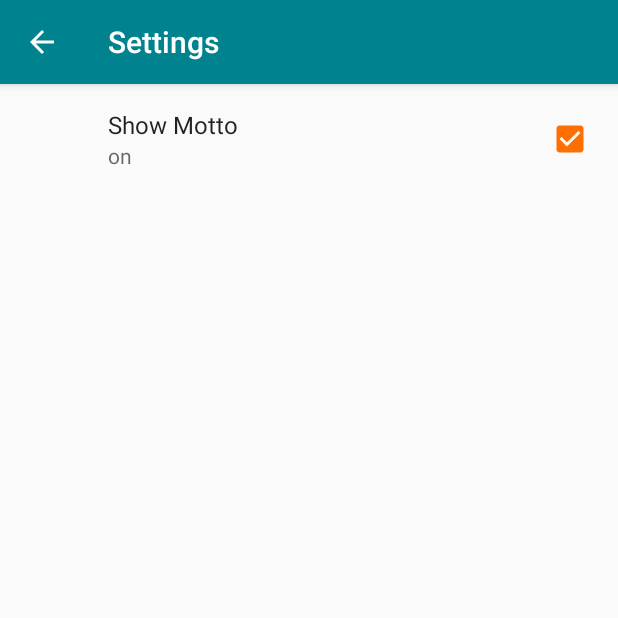
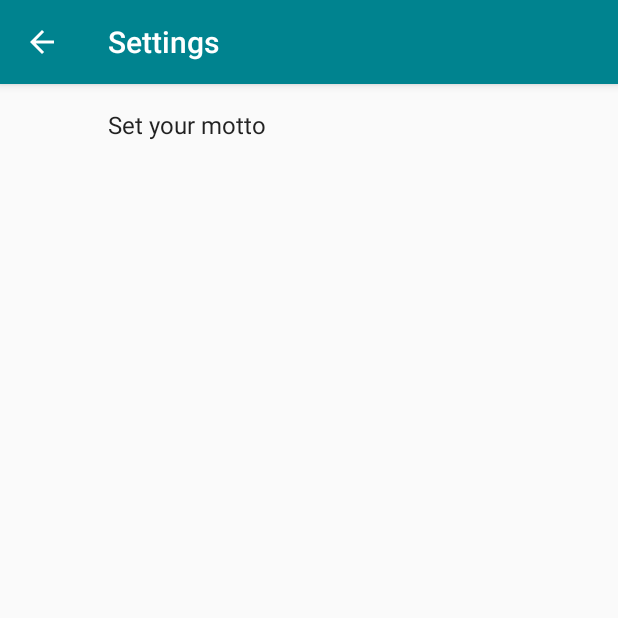
Before and after one commit to xuhong98/FocusTime, an Android app: the screen it shows after launch (SettingsActivity), in the options menu, after a tap on "Settings", on a phone screen of 412 x 824 dp, the top half of it. Run offline under Robolectric (Android 15) with nearby library versions, the light colour scheme and no system bars; our stand-ins replace androidx.preference.

Commit message:
Add setting for customized motto

```diff
--- a/app/src/main/java/com/example/mango/focustime/Activity/FocusModeActivity.java
+++ b/app/src/main/java/com/example/mango/focustime/Activity/FocusModeActivity.java
@@ -108,6 +108,8 @@ public class FocusModeActivity extends AppCompatActivity implements LinearTimer.
         sharedPreferences = PreferenceManager.getDefaultSharedPreferences(this);
         // Register the listener
         sharedPreferences.registerOnSharedPreferenceChangeListener(this);
+
+        loadMottoFromSharedPreferences(sharedPreferences);
     }
 
     @Override
@@ -153,13 +155,15 @@ public class FocusModeActivity extends AppCompatActivity implements LinearTimer.
 
     @Override
     public void onSharedPreferenceChanged(SharedPreferences sharedPreferences, String key) {
-        if (key.equals(getString(R.string.pref_show_motto))) {
-            if (motto.getVisibility() == View.INVISIBLE) {
-                motto.setVisibility(View.VISIBLE);
-            } else {
-                motto.setVisibility(View.INVISIBLE);
-            }
+        if (key.equals(getString(R.string.pref_motto_key))) {
+            loadMottoFromSharedPreferences(sharedPreferences);
         }
     }
 
+    private void loadMottoFromSharedPreferences(SharedPreferences sharedPreferences) {
+        String customizedMotto = sharedPreferences.getString(getString(R.string.pref_motto_key),
+                getString(R.string.pref_motto_default));
+        motto.setText(customizedMotto);
+    }
+
 }
--- a/app/src/main/java/com/example/mango/focustime/SettingFragment.java
+++ b/app/src/main/java/com/example/mango/focustime/SettingFragment.java
@@ -1,16 +1,113 @@
 package com.example.mango.focustime;
 
+import android.content.SharedPreferences;
+import android.content.SharedPreferences.OnSharedPreferenceChangeListener;
 import android.os.Bundle;
+import android.support.v7.preference.CheckBoxPreference;
+import android.support.v7.preference.EditTextPreference;
+import android.support.v7.preference.ListPreference;
+import android.support.v7.preference.Preference;
 import android.support.v7.preference.PreferenceFragmentCompat;
+import android.support.v7.preference.PreferenceScreen;
+import android.widget.Toast;
 
 /**
  * Created by chenxiaoman on 17/7/17.
  */
 
-public class SettingFragment extends PreferenceFragmentCompat {
+public class SettingFragment extends PreferenceFragmentCompat implements
+        OnSharedPreferenceChangeListener, Preference.OnPreferenceChangeListener {
 
     @Override
-    public void onCreatePreferences(Bundle savedInstanceState, String rootKey) {
+    public void onCreatePreferences(Bundle bundle, String s) {
+
+        // Add visualizer preferences, defined in the XML file in res->xml->pref_visualizer
         addPreferencesFromResource(R.xml.pref);
+
+        SharedPreferences sharedPreferences = getPreferenceScreen().getSharedPreferences();
+        PreferenceScreen prefScreen = getPreferenceScreen();
+        int count = prefScreen.getPreferenceCount();
+
+        // Go through all of the preferences, and set up their preference summary.
+        for (int i = 0; i < count; i++) {
+            Preference p = prefScreen.getPreference(i);
+            // You don't need to set up preference summaries for checkbox preferences because
+            // they are already set up in xml using summaryOff and summary On
+            if (!(p instanceof CheckBoxPreference)) {
+                String value = sharedPreferences.getString(p.getKey(), "");
+                setPreferenceSummary(p, value);
+            }
+        }
+
+        Preference preference = findPreference(getString(R.string.pref_motto_key));
+        preference.setOnPreferenceChangeListener(this);
+    }
+
+    @Override
+    public void onSharedPreferenceChanged(SharedPreferences sharedPreferences, String key) {
+        // Figure out which preference was changed
+        Preference preference = findPreference(key);
+        if (null != preference) {
+            // Updates the summary for the preference
+            if (!(preference instanceof CheckBoxPreference)) {
+                String value = sharedPreferences.getString(preference.getKey(), "");
+                setPreferenceSummary(preference, value);
+            }
+        }
+    }
+
+    /**
+     * Updates the summary for the preference
+     *
+     * @param preference The preference to be updated
+     * @param value      The value that the preference was updated to
+     */
+    private void setPreferenceSummary(Preference preference, String value) {
+        if (preference instanceof ListPreference) {
+            // For list preferences, figure out the label of the selected value
+            ListPreference listPreference = (ListPreference) preference;
+            int prefIndex = listPreference.findIndexOfValue(value);
+            if (prefIndex >= 0) {
+                // Set the summary to that label
+                listPreference.setSummary(listPreference.getEntries()[prefIndex]);
+            }
+        } else if (preference instanceof EditTextPreference) {
+            // For EditTextPreferences, set the summary to the value's simple string representation.
+            preference.setSummary(value);
+        }
+    }
+
+    // to a float; if it cannot, show a helpful error message and return false. If it can be converted
+    // to a float check that that float is between 0 (exclusive) and 3 (inclusive). If it isn't, show
+    // an error message and return false. If it is a valid number, return true.
+
+    @Override
+    public boolean onPreferenceChange(Preference preference, Object newValue) {
+
+        // Double check that the preference is the size preference
+        String mottoKey = getString(R.string.pref_motto_key);
+        if (preference.getKey().equals(mottoKey)) {
+            String stringMotto = (String) newValue;
+            if (stringMotto.isEmpty()) {
+                Toast.makeText(getContext(), "Using default motto", Toast.LENGTH_SHORT).show();
+                return false;
+            }
+        }
+        Toast.makeText(getContext(), "Motto set", Toast.LENGTH_SHORT).show();
+        return true;
+    }
+
+    @Override
+    public void onCreate(Bundle savedInstanceState) {
+        super.onCreate(savedInstanceState);
+        getPreferenceScreen().getSharedPreferences()
+                .registerOnSharedPreferenceChangeListener(this);
+    }
+
+    @Override
+    public void onDestroy() {
+        super.onDestroy();
+        getPreferenceScreen().getSharedPreferences()
+                .unregisterOnSharedPreferenceChangeListener(this);
     }
 }
--- a/app/src/main/res/values/strings.xml
+++ b/app/src/main/res/values/strings.xml
@@ -5,5 +5,14 @@
 
     <string name="detection_service_des">This service helps to detect any apps that is on the foreground. \nPlease enable it so that FocusTime can function normally.</string>
 
-    <string name="pref_show_motto">show_motto</string>
+    <!-- Label for the motto preference -->
+    <string name="pref_motto_label">Set your motto</string>
+
+    <!-- Key name for storing size in SharedPreferences -->
+    <string name="pref_motto_key" translatable="false">size</string>
+
+    <!-- Default for size preference -->
+    <string name="pref_motto_default" translatable="false">One today is worth two tomorrows.</string>
+
+    <string name="pref_total_second_in_db">total_second_in_db</string>
 </resources>
--- a/app/src/main/res/xml/pref.xml
+++ b/app/src/main/res/xml/pref.xml
@@ -1,9 +1,8 @@
 <?xml version="1.0" encoding="utf-8"?>
 <PreferenceScreen xmlns:android="http://schemas.android.com/apk/res/android">
-    <CheckBoxPreference
-        android:defaultValue="true"
-        android:key="show_motto"
-        android:title="Show Motto"
-        android:summaryOn="on"
-        android:summaryOff="off"/>
+
+    <EditTextPreference
+        android:defaultValue="@string/pref_motto_default"
+        android:key="@string/pref_motto_key"
+        android:title="@string/pref_motto_label" />
 </PreferenceScreen>
```
Also changed, not shown: app/src/main/java/com/example/mango/focustime/StartButtonListener.java (+6 -1 lines), app/src/main/res/layout/activity_focus_mode.xml (+11 -1 lines).
